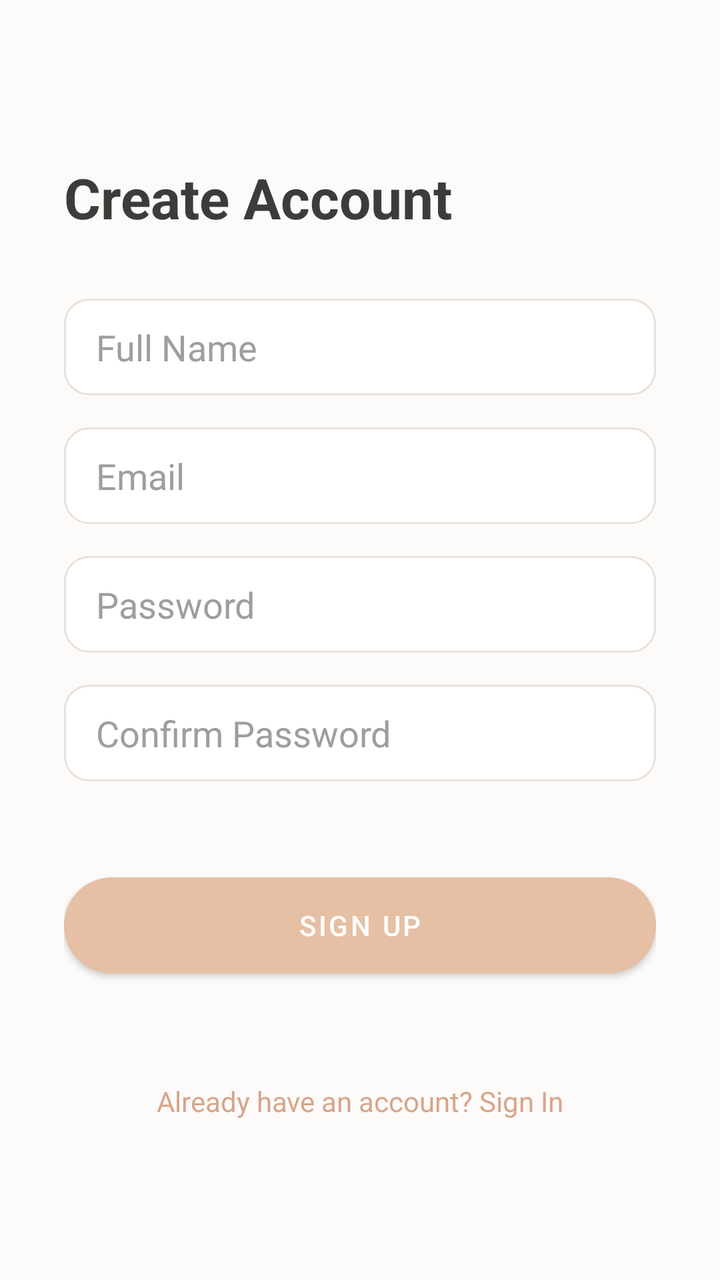
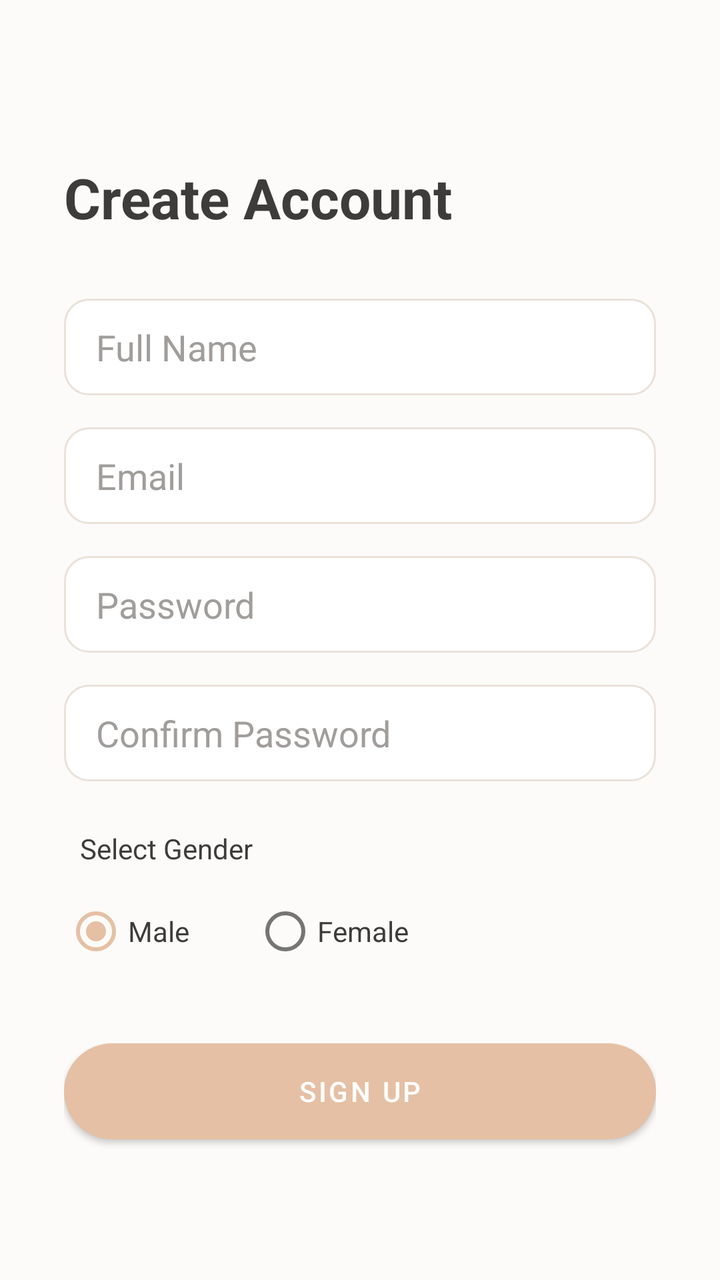

An Android layout rendered at two revisions. The XML below is the earlier revision; the diff shows what the commit changed to produce the second picture.
<!-- AndroidManifest.xml: application theme Theme.OutfitStudio -->
<!-- res/layout/activity_register.xml -->
<?xml version="1.0" encoding="utf-8"?>
<androidx.constraintlayout.widget.ConstraintLayout xmlns:android="http://schemas.android.com/apk/res/android"
    xmlns:app="http://schemas.android.com/apk/res-auto"
    android:layout_width="match_parent"
    android:layout_height="match_parent"
    android:background="@color/background"
    android:padding="32dp">

    <TextView
        android:id="@+id/tvRegisterTitle"
        android:layout_width="wrap_content"
        android:layout_height="wrap_content"
        android:text="Create Account"
        android:textSize="28sp"
        android:textStyle="bold"
        android:textColor="@color/on_background"
        app:layout_constraintTop_toTopOf="parent"
        app:layout_constraintStart_toStartOf="parent"
        android:layout_marginTop="48dp"/>

    <EditText
        android:id="@+id/etName"
        android:layout_width="match_parent"
        android:layout_height="wrap_content"
        android:hint="Full Name"
        android:inputType="textPersonName"
        android:background="@drawable/bg_edit_text"
        android:textColor="@color/on_surface"
        android:textColorHint="@color/text_hint"
        app:layout_constraintTop_toBottomOf="@id/tvRegisterTitle"
        android:layout_marginTop="32dp"/>

    <EditText
        android:id="@+id/etEmail"
        android:layout_width="match_parent"
        android:layout_height="wrap_content"
        android:hint="Email"
        android:inputType="textEmailAddress"
        android:background="@drawable/bg_edit_text"
        android:textColor="@color/on_surface"
        android:textColorHint="@color/text_hint"
        app:layout_constraintTop_toBottomOf="@id/etName"
        android:layout_marginTop="16dp"/>

    <EditText
        android:id="@+id/etPassword"
        android:layout_width="match_parent"
        android:layout_height="wrap_content"
        android:hint="Password"
        android:inputType="textPassword"
        android:background="@drawable/bg_edit_text"
        android:textColor="@color/on_surface"
        android:textColorHint="@color/text_hint"
        app:layout_constraintTop_toBottomOf="@id/etEmail"
        android:layout_marginTop="16dp"/>

    <EditText
        android:id="@+id/etConfirmPassword"
        android:layout_width="match_parent"
        android:layout_height="wrap_content"
        android:hint="Confirm Password"
        android:inputType="textPassword"
        android:background="@drawable/bg_edit_text"
        android:textColor="@color/on_surface"
        android:textColorHint="@color/text_hint"
        app:layout_constraintTop_toBottomOf="@id/etPassword"
        android:layout_marginTop="16dp"/>

    <Button
        android:id="@+id/btnRegister"
        android:layout_width="match_parent"
        android:layout_height="wrap_content"
        android:text="Sign Up"
        android:textColor="@color/on_primary"
        android:background="@drawable/bg_button_rounded"
        app:layout_constraintTop_toBottomOf="@id/etConfirmPassword"
        android:layout_marginTop="48dp"
        app:backgroundTint="@null"/>

    <ProgressBar
        android:id="@+id/progressBar"
        android:layout_width="wrap_content"
        android:layout_height="wrap_content"
        android:visibility="gone"
        app:layout_constraintTop_toTopOf="@id/btnRegister"
        app:layout_constraintBottom_toBottomOf="@id/btnRegister"
        app:layout_constraintStart_toStartOf="parent"
        app:layout_constraintEnd_toEndOf="parent" />

    <TextView
        android:id="@+id/tvToLogin"
        android:layout_width="wrap_content"
        android:layout_height="wrap_content"
        android:text="Already have an account? Sign In"
        android:textColor="@color/primary_variant"
        android:padding="16dp"
        app:layout_constraintBottom_toBottomOf="parent"
        app:layout_constraintStart_toStartOf="parent"
        app:layout_constraintEnd_toEndOf="parent"
        android:layout_marginBottom="32dp"/>

</androidx.constraintlayout.widget.ConstraintLayout>
<!-- resources referenced by this layout -->
<resources>
  <color name="background">#FDFBF9</color>
  <color name="on_background">#3E3C3A</color>
  <color name="on_primary">#FFFFFF</color>
  <color name="on_surface">#3E3C3A</color>
  <color name="primary_variant">#D8A58B</color>
  <color name="text_hint">#A09D9B</color>
  <!-- drawable bg_button_rounded (drawable) -->
  <?xml version="1.0" encoding="utf-8"?>
  <shape xmlns:android="http://schemas.android.com/apk/res/android"
      android:shape="rectangle">
      <solid android:color="@color/primary"/>
      <corners android:radius="24dp"/>
  </shape>
  <!-- drawable bg_edit_text (drawable) -->
  <?xml version="1.0" encoding="utf-8"?>
  <shape xmlns:android="http://schemas.android.com/apk/res/android"
      android:shape="rectangle">
      <solid android:color="@color/surface"/>
      <stroke android:width="1dp" android:color="@color/card_border"/>
      <corners android:radius="12dp"/>
      <padding android:left="16dp" android:right="16dp" android:top="12dp" android:bottom="12dp"/>
  </shape>
  <style name="Theme.OutfitStudio" parent="Theme.MaterialComponents.Light.NoActionBar">
          <item name="android:textColor">@color/on_background</item>
          <item name="android:textColorHint">@color/text_hint</item>
          
          <item name="colorPrimary">@color/primary</item>
          <item name="colorPrimaryVariant">@color/primary_variant</item>
          <item name="colorOnPrimary">@color/on_primary</item>
          
          <item name="colorSecondary">@color/primary</item>
          <item name="colorSecondaryVariant">@color/primary_variant</item>
          <item name="colorOnSecondary">@color/on_primary</item>
          
          <item name="android:colorBackground">@color/background</item>
          <item name="colorSurface">@color/surface</item>
          
          <item name="android:statusBarColor">@color/background</item>
          <item name="android:windowLightStatusBar">true</item>
      </style>
  <color name="primary">#E5C0A4</color>
  <color name="surface">#FFFFFF</color>
  <color name="card_border">#EAE1D9</color>
</resources>

<!-- the commit's change to res/layout/activity_register.xml (unified diff, before → after) -->
@@ -66,6 +66,42 @@
         app:layout_constraintTop_toBottomOf="@id/etPassword"
         android:layout_marginTop="16dp"/>
 
+    <TextView
+        android:id="@+id/tvGenderLabel"
+        android:layout_width="wrap_content"
+        android:layout_height="wrap_content"
+        android:text="Select Gender"
+        android:textColor="@color/on_surface"
+        app:layout_constraintTop_toBottomOf="@id/etConfirmPassword"
+        app:layout_constraintStart_toStartOf="parent"
+        android:layout_marginTop="24dp"
+        android:layout_marginStart="8dp"/>
+
+    <RadioGroup
+        android:id="@+id/rgGender"
+        android:layout_width="match_parent"
+        android:layout_height="wrap_content"
+        android:orientation="horizontal"
+        app:layout_constraintTop_toBottomOf="@id/tvGenderLabel"
+        android:layout_marginTop="8dp">
+
+        <RadioButton
+            android:id="@+id/rbMale"
+            android:layout_width="wrap_content"
+            android:layout_height="wrap_content"
+            android:text="Male"
+            android:textColor="@color/on_surface"
+            android:checked="true"/>
+
+        <RadioButton
+            android:id="@+id/rbFemale"
+            android:layout_width="wrap_content"
+            android:layout_height="wrap_content"
+            android:text="Female"
+            android:textColor="@color/on_surface"
+            android:layout_marginStart="32dp"/>
+    </RadioGroup>
+
     <Button
         android:id="@+id/btnRegister"
         android:layout_width="match_parent"
@@ -73,8 +109,8 @@
         android:text="Sign Up"
         android:textColor="@color/on_primary"
         android:background="@drawable/bg_button_rounded"
-        app:layout_constraintTop_toBottomOf="@id/etConfirmPassword"
-        android:layout_marginTop="48dp"
+        app:layout_constraintTop_toBottomOf="@id/rgGender"
+        android:layout_marginTop="32dp"
         app:backgroundTint="@null"/>
 
     <ProgressBar
